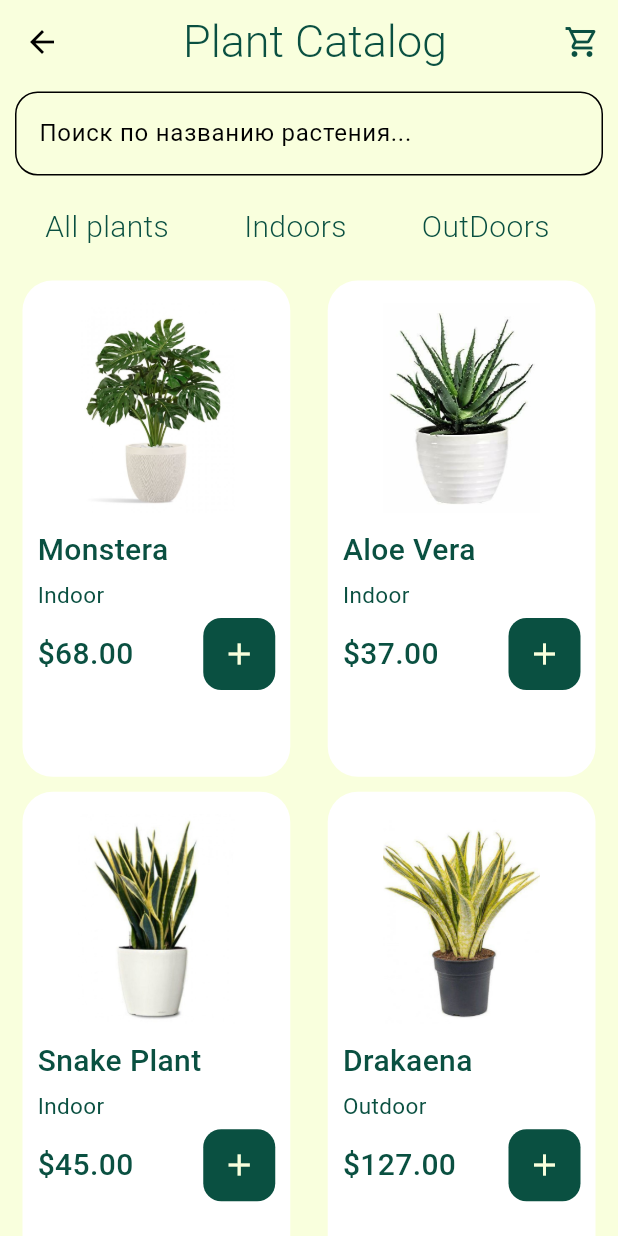
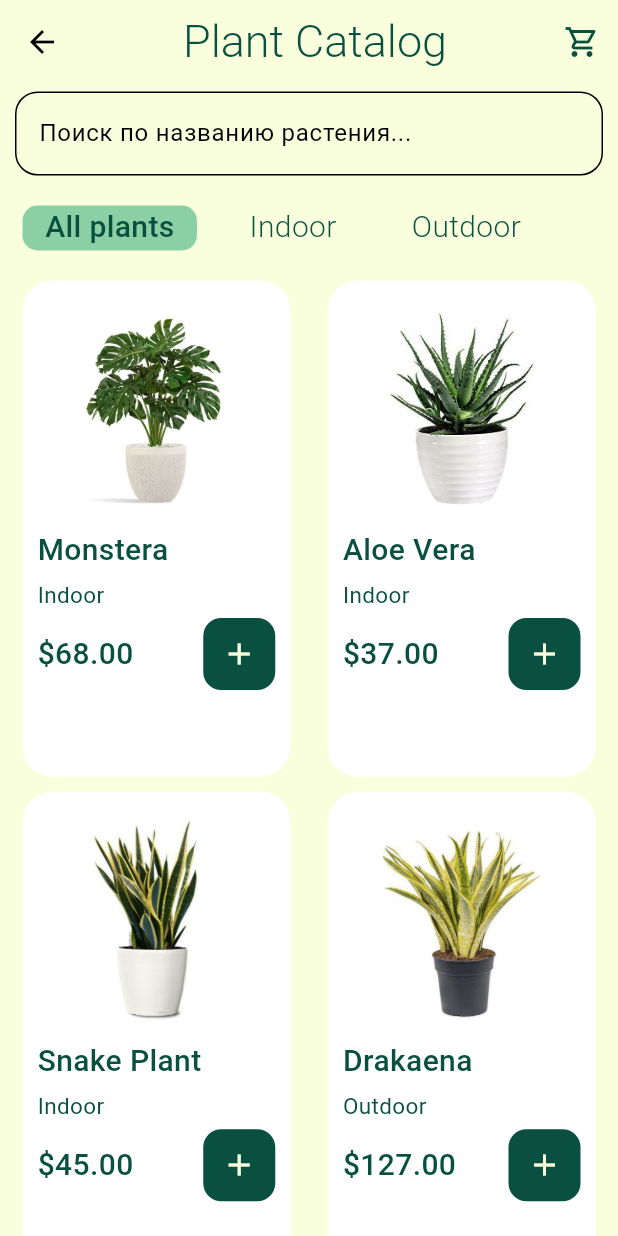
Before and after one commit to MariyaRazboynikova/4.-Plant-Shop, a Flutter app: the AllProduct screen opened by its route, on a phone screen of 412 x 824 dp. Run offline on Flutter 3.47's test engine with Material 3 defaults, Android fonts, the phone set to English and light mode, and no system bars; our stand-ins replace google_fonts.

Commit message:
fix filtr

```diff
--- a/lib/garden_shop/presentation/screens/all_product.dart
+++ b/lib/garden_shop/presentation/screens/all_product.dart
@@ -1,4 +1,3 @@
-// data/plant_repository.dart
 import 'package:flutter/material.dart';
 import 'package:google_fonts/google_fonts.dart';
 import 'package:lesoon1/garden_shop/data/models/product_model.dart';
@@ -14,6 +13,7 @@
 
 class _AllProductState extends State<AllProduct> {
   String selectedCategory = 'All plants';
+  String searchQuery = '';
 
   List<ProductModel> getFilteredProducts(List<ProductModel> products) {
     return products.where((product) {
@@ -23,9 +23,6 @@
       return matchesCategory && matchesSearch;
     }).toList();
   }
-
-  final PlantRepository repository = PlantRepository();
-  String searchQuery = '';
 
   @override
   Widget build(BuildContext context) {
@@ -77,16 +74,35 @@
             child: ListView(
               scrollDirection: Axis.horizontal,
               padding: const EdgeInsets.all(5),
-              children: [
-                CategoryTile(text: 'All plants'),
-                CategoryTile(text: 'Indoors'),
-                CategoryTile(text: 'OutDoors'),
-              ],
+              children: ['All plants', 'Indoor', 'Outdoor'].map((category) {
+                return GestureDetector(
+                  onTap: () {
+                    setState(() {
+                      selectedCategory = category;
+                    });
+                  },
+                  child: CategoryTile(
+                    text: category,
+                    isSelected: selectedCategory == category,
+                  ),
+                );
+              }).toList(),
             ),
           ),
           Expanded(
-            child: GridView.builder(
-              gridDelegate: const SliverGridDelegateWithFixedCrossAxisCount(
+            child: filteredProducts.isEmpty
+                ? Center(
+                    child: Text(
+                      "Нет подходящих растений",
+                      style: GoogleFonts.taiHeritagePro(
+                        fontSize: 20,
+                        fontWeight: FontWeight.w300,
+                      ),
+                    ),
+                  )
+                : GridView.builder(
+                    gridDelegate:
+                        const SliverGridDelegateWithFixedCrossAxisCount(
                       crossAxisCount: 2,
                       childAspectRatio: 0.6,
                       mainAxisSpacing: 10,
@@ -96,7 +112,9 @@
                     padding: const EdgeInsets.all(5),
                     itemBuilder: (context, index) {
                       final product = filteredProducts[index];
-                return ProductTile(productModel: product);
+                      return ProductTile(
+                        productModel: product,
+                      );
                     },
                   ),
           ),
```
Also changed, not shown: lib/garden_shop/presentation/screens/shop_screen.dart (+8 -2 lines). Lines whose indentation alone changed are shown as unchanged.
